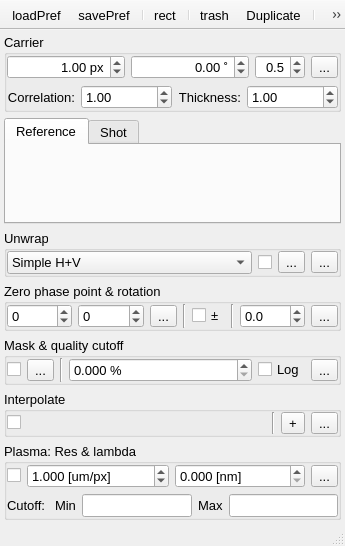
Qt form UIs/nInterferometry.ui (NeutrinoToolkit/Neutrino) before a commit.
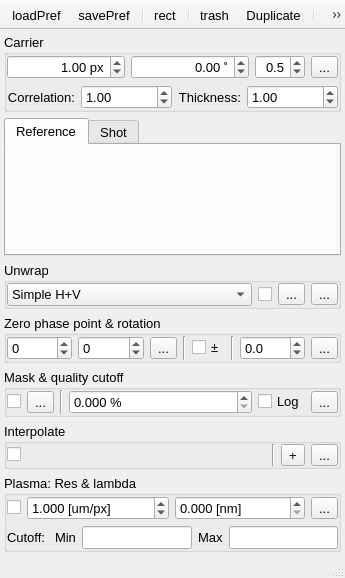
The same form after that commit. Icons and pictures are not drawn.

Diff of the .ui file:
```diff
--- a/UIs/nInterferometry.ui
+++ b/UIs/nInterferometry.ui
@@ -7,7 +7,7 @@
     <x>0</x>
     <y>0</y>
     <width>345</width>
-    <height>546</height>
+    <height>578</height>
    </rect>
   </property>
   <property name="font">
```
